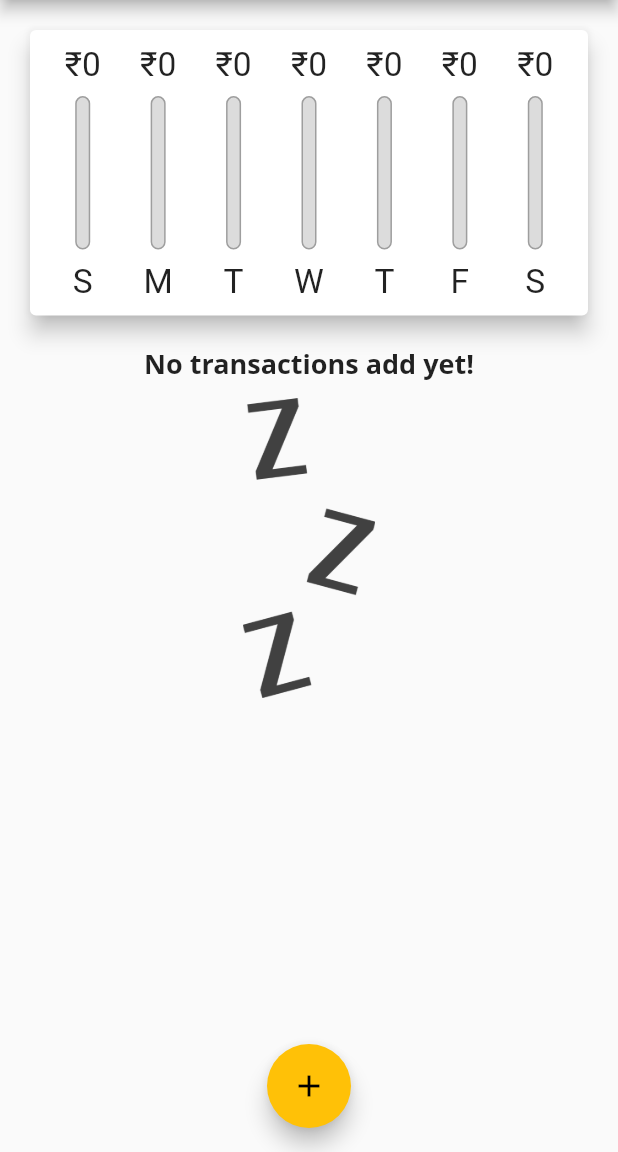
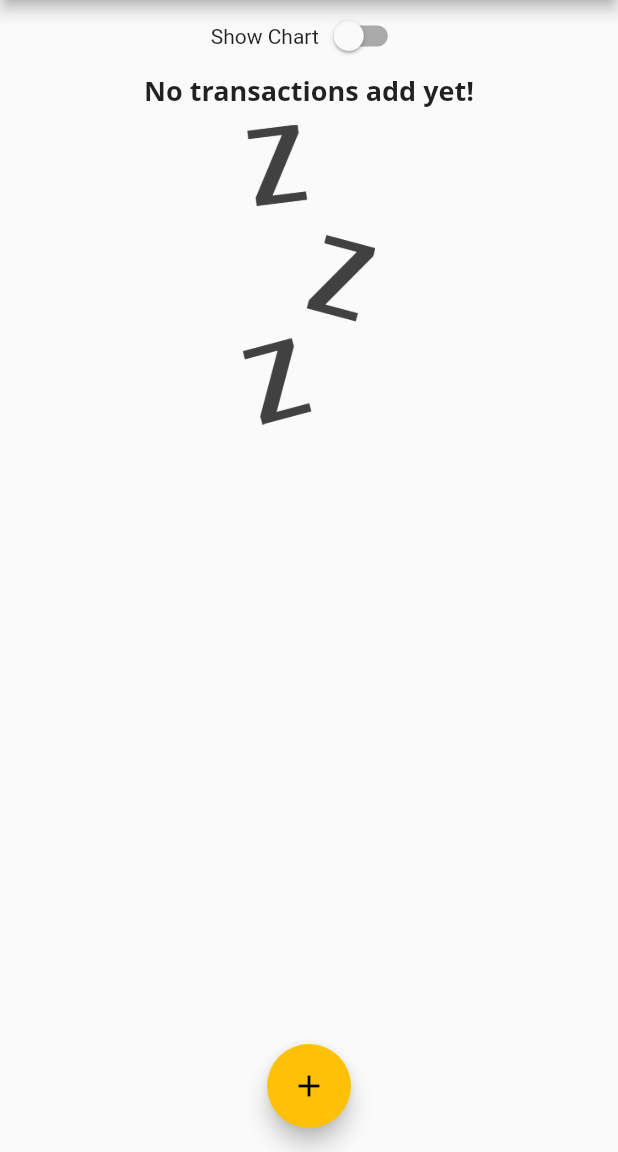
Before and after one commit to Rakesh-swain/Personal_Expenses_App, a Flutter app: the screen it shows after launch, on a phone screen of 412 x 824 dp, the part 84-1236 px from its top. Run offline on Flutter 3.47's test engine with Material 2 defaults, Android fonts, the phone set to English and light mode, and no system bars; Roboto replaces fonts that are missing (Open Sans).

Commit message:
randering alternative landscape content

```diff
--- a/lib/main.dart
+++ b/lib/main.dart
@@ -1,10 +1,18 @@
 import 'package:flutter/material.dart';
+import 'package:flutter/services.dart';
 import './widgets/chart.dart';
 import './widgets/transaction_list.dart';
 import './widgets/new_transaction.dart';
 import './models/transaction.dart';
 
-void main() => runApp(MyApp());
+void main() {
+  // WidgetsFlutterBinding.ensureInitialized();
+  // SystemChrome.setPreferredOrientations([
+  //   DeviceOrientation.portraitUp,
+  //   DeviceOrientation.portraitDown,
+  // ]);
+  runApp(MyApp());
+}
 
 class MyApp extends StatelessWidget {
   @override
@@ -59,6 +67,7 @@ class _MyHomePageState extends State<MyHomePage> {
     //   date: DateTime.now(),
     // ),
   ];
+  bool _showChart = false;
   List<Transaction> get _recentTransaction {
     return _userTransaction.where((tx) {
       return tx.date.isAfter(DateTime.now().subtract(
@@ -115,21 +124,36 @@ class _MyHomePageState extends State<MyHomePage> {
       body: SingleChildScrollView(
         child: Column(
             // mainAxisAlignment: MainAxisAlignment.start,
-            crossAxisAlignment: CrossAxisAlignment.center,
+            crossAxisAlignment: CrossAxisAlignment.stretch,
             children: [
-              Container(
+              Row(
+                mainAxisAlignment: MainAxisAlignment.center,
+                children: [
+                  Text('Show Chart'),
+                  Switch(
+                      value: _showChart,
+                      onChanged: (val) {
+                        setState(() {
+                          _showChart = val;
+                        });
+                      }),
+                ],
+              ),
+              _showChart
+                  ? Container(
                       height: (MediaQuery.of(context).size.height -
                               appBar.preferredSize.height -
                               MediaQuery.of(context).padding.top) *
                           0.3,
                       child: Chart(_recentTransaction),
-              ),
-              Container(
+                    )
+                  : Container(
                       height: (MediaQuery.of(context).size.height -
                               appBar.preferredSize.height -
                               MediaQuery.of(context).padding.top) *
                           0.7,
-                child: TransactionList(_userTransaction, _deleteTransaction),
+                      child:
+                          TransactionList(_userTransaction, _deleteTransaction),
                     ),
               // ignore: prefer_const_literals_to_create_immutables
             ]),
```
Lines whose indentation alone changed are shown as unchanged.
